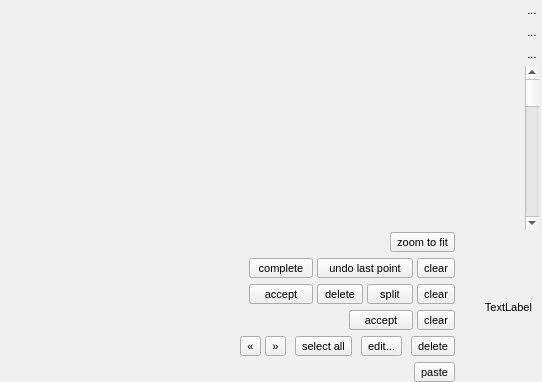
First picture: the form in GUI/Qt/Components/SliceViewPanel.ui, repository pyushkevich/itksnap, before the edit.
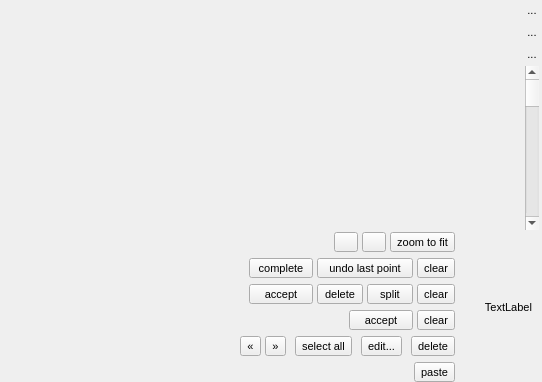
Second picture: the form after the edit. Icons and pictures are not drawn. Custom widgets are drawn as their Qt base class.

Commit message: Slice view cursor buttons and zoom menu, preferences, GUI test and release notes (#157)

Patch:
```diff
--- a/GUI/Qt/Components/SliceViewPanel.ui
+++ b/GUI/Qt/Components/SliceViewPanel.ui
@@ -231,7 +231,33 @@
              </spacer>
             </item>
             <item>
-             <widget class="QToolButton" name="btnZoomToFit">
+             <widget class="SplitToolButton" name="btnCursorBack">
+              <property name="maximumSize">
+               <size>
+                <width>16777215</width>
+                <height>20</height>
+               </size>
+              </property>
+              <property name="toolTip">
+               <string>Move the cursor back to where it was before</string>
+              </property>
+             </widget>
+            </item>
+            <item>
+             <widget class="SplitToolButton" name="btnCursorForward">
+              <property name="maximumSize">
+               <size>
+                <width>16777215</width>
+                <height>20</height>
+               </size>
+              </property>
+              <property name="toolTip">
+               <string>Move the cursor forward again, after going back</string>
+              </property>
+             </widget>
+            </item>
+            <item>
+             <widget class="SplitToolButton" name="btnZoomToFit">
               <property name="maximumSize">
                <size>
                 <width>16777215</width>
@@ -1179,6 +1205,13 @@
    </property>
   </action>
  </widget>
+ <customwidgets>
+  <customwidget>
+   <class>SplitToolButton</class>
+   <extends>QToolButton</extends>
+   <header>SplitToolButton.h</header>
+  </customwidget>
+ </customwidgets>
  <resources>
   <include location="../Resources/SNAPResources.qrc"/>
  </resources>
```
The commit also changes 19 other files.
